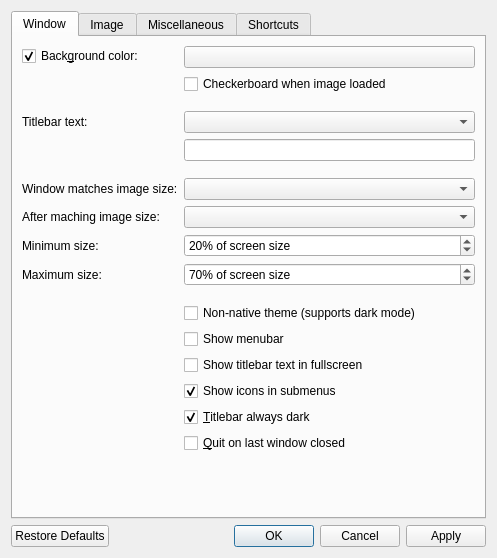
The window that src/qvoptionsdialog.ui (jurplel/qView) describes before a commit, drawn with Qt 5.
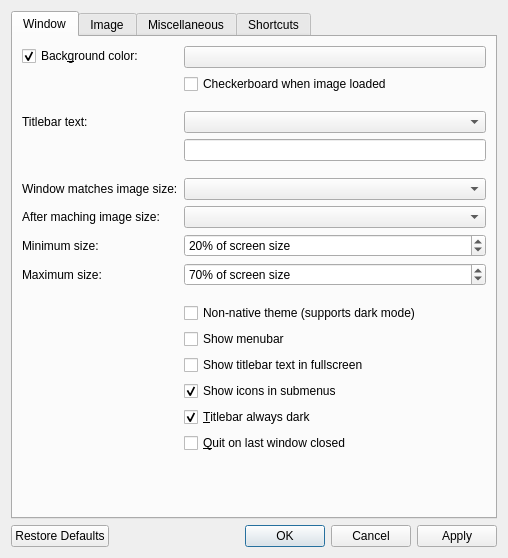
The same window after the commit.

Commit message: Re-save through designer

What changed in the file:
```diff
--- a/src/qvoptionsdialog.ui
+++ b/src/qvoptionsdialog.ui
@@ -9,7 +9,7 @@
    <rect>
     <x>0</x>
     <y>0</y>
-    <width>497</width>
+    <width>508</width>
     <height>558</height>
    </rect>
   </property>
```
Left out of the diff: 15 changed lines with no effect on the pictures.
